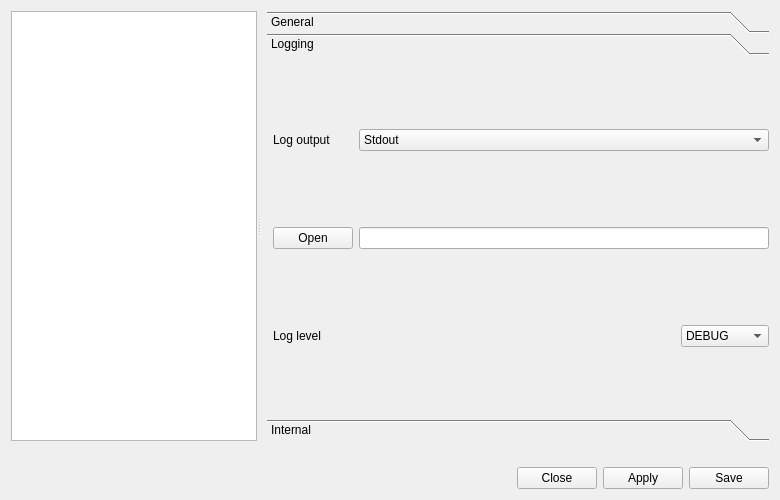
Above: ui/opensnitch/res/preferences.ui from evilsocket/opensnitch before the change. Below: the same form after it.
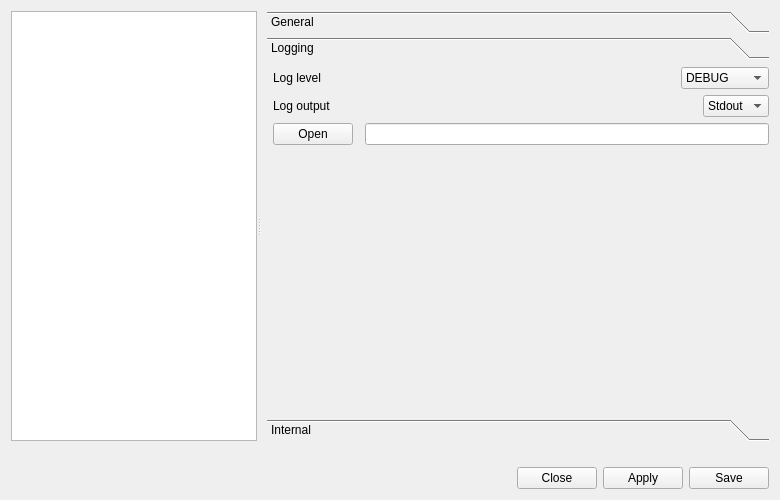
That is the form after the change. The open tabs and pages were chosen to show the change. Icons and pictures are not drawn.

Commit message:
ui,prefs: allow configuring log file and level
Allow configurng UI (server) log file and level from the
Preferences dialog.

The edit to the form file:
```diff
--- a/ui/opensnitch/res/preferences.ui
+++ b/ui/opensnitch/res/preferences.ui
@@ -1322,13 +1322,13 @@
         <property name="bottomMargin">
          <number>0</number>
         </property>
-        <item row="1" column="0">
+        <item row="0" column="0">
          <widget class="QToolBox" name="toolBox">
           <property name="currentIndex">
            <number>0</number>
           </property>
           <property name="tabSpacing">
-           <number>0</number>
+           <number>4</number>
           </property>
           <widget class="QWidget" name="page">
            <property name="geometry">
@@ -1469,7 +1469,7 @@
              <x>0</x>
              <y>0</y>
              <width>559</width>
-             <height>366</height>
+             <height>354</height>
             </rect>
            </property>
            <attribute name="label">
@@ -1491,51 +1491,8 @@
             <property name="bottomMargin">
              <number>0</number>
             </property>
-            <item row="0" column="1">
-             <widget class="QLabel" name="label_37">
-              <property name="sizePolicy">
-               <sizepolicy hsizetype="Preferred" vsizetype="Maximum">
-                <horstretch>0</horstretch>
-                <verstretch>0</verstretch>
-               </sizepolicy>
-              </property>
-              <property name="text">
-               <string>Log output</string>
-              </property>
-             </widget>
-            </item>
-            <item row="1" column="2">
-             <widget class="QLineEdit" name="lineServerLogFile"/>
-            </item>
-            <item row="1" column="1">
-             <widget class="QPushButton" name="cmdServerLogFile">
-              <property name="text">
-               <string>Open</string>
-              </property>
-              <property name="icon">
-               <iconset theme="QIcon::ThemeIcon::EditFind"/>
-              </property>
-              <property name="flat">
-               <bool>false</bool>
-              </property>
-             </widget>
-            </item>
-            <item row="0" column="2">
-             <widget class="QComboBox" name="comboServerLogOutput">
-              <item>
-               <property name="text">
-                <string>Stdout</string>
-               </property>
-              </item>
-              <item>
-               <property name="text">
-                <string>File</string>
-               </property>
-              </item>
-             </widget>
-            </item>
-            <item row="2" column="1" colspan="2">
-             <layout class="QHBoxLayout" name="horizontalLayout_12">
+            <item row="0" column="1" colspan="3">
+             <layout class="QHBoxLayout" name="horizontalLayout_13">
               <item>
                <widget class="QLabel" name="label_36">
                 <property name="sizePolicy">
@@ -1549,23 +1506,10 @@
                 </property>
                </widget>
               </item>
-              <item>
-               <spacer name="horizontalSpacer_3">
-                <property name="orientation">
-                 <enum>Qt::Horizontal</enum>
-                </property>
-                <property name="sizeHint" stdset="0">
-                 <size>
-                  <width>40</width>
-                  <height>20</height>
-                 </size>
-                </property>
-               </spacer>
-              </item>
               <item>
                <widget class="QComboBox" name="comboServerLogLevel">
                 <property name="sizePolicy">
-                 <sizepolicy hsizetype="Preferred" vsizetype="Maximum">
+                 <sizepolicy hsizetype="Maximum" vsizetype="Maximum">
                   <horstretch>0</horstretch>
                   <verstretch>0</verstretch>
                  </sizepolicy>
@@ -1594,6 +1538,72 @@
               </item>
              </layout>
             </item>
+            <item row="3" column="1">
+             <widget class="QPushButton" name="cmdServerLogFile">
+              <property name="text">
+               <string>Open</string>
+              </property>
+              <property name="icon">
+               <iconset theme="QIcon::ThemeIcon::EditFind"/>
+              </property>
+              <property name="flat">
+               <bool>false</bool>
+              </property>
+             </widget>
+            </item>
+            <item row="1" column="1" colspan="3">
+             <layout class="QHBoxLayout" name="horizontalLayout_14">
+              <item>
+               <widget class="QLabel" name="label_37">
+                <property name="sizePolicy">
+                 <sizepolicy hsizetype="Preferred" vsizetype="Maximum">
+                  <horstretch>0</horstretch>
+                  <verstretch>0</verstretch>
+                 </sizepolicy>
+                </property>
+                <property name="text">
+                 <string>Log output</string>
+                </property>
+               </widget>
+              </item>
+              <item>
+               <widget class="QComboBox" name="comboServerLogOutput">
+                <property name="sizePolicy">
+                 <sizepolicy hsizetype="Maximum" vsizetype="Fixed">
+                  <horstretch>0</horstretch>
+                  <verstretch>0</verstretch>
+                 </sizepolicy>
+                </property>
+                <item>
+                 <property name="text">
+                  <string>Stdout</string>
+                 </property>
+                </item>
+                <item>
+                 <property name="text">
+                  <string>File</string>
+                 </property>
+                </item>
+               </widget>
+              </item>
+             </layout>
+            </item>
+            <item row="3" column="3">
+             <widget class="QLineEdit" name="lineServerLogFile"/>
+            </item>
+            <item row="4" column="3">
+             <spacer name="verticalSpacer_5">
+              <property name="orientation">
+               <enum>Qt::Vertical</enum>
+              </property>
+              <property name="sizeHint" stdset="0">
+               <size>
+                <width>20</width>
+                <height>40</height>
+               </size>
+              </property>
+             </spacer>
+            </item>
            </layout>
           </widget>
           <widget class="QWidget" name="page_2">
```
Left out of the diff: 4 changed lines with no effect on the pictures. The commit also changes 6 other files.
